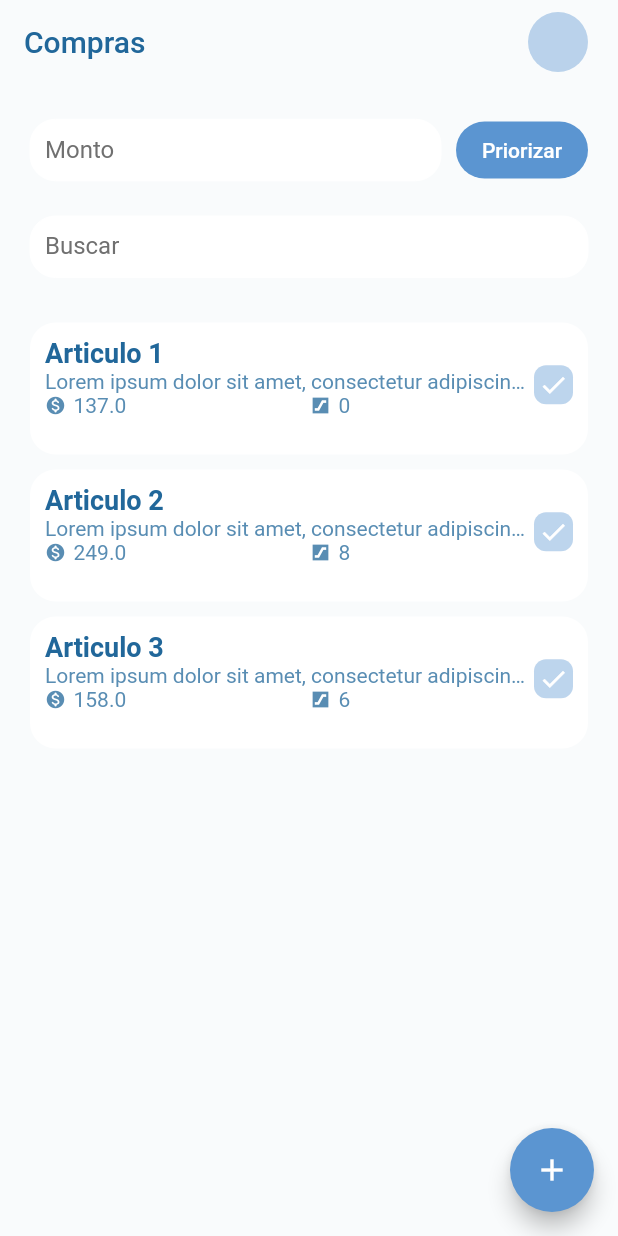
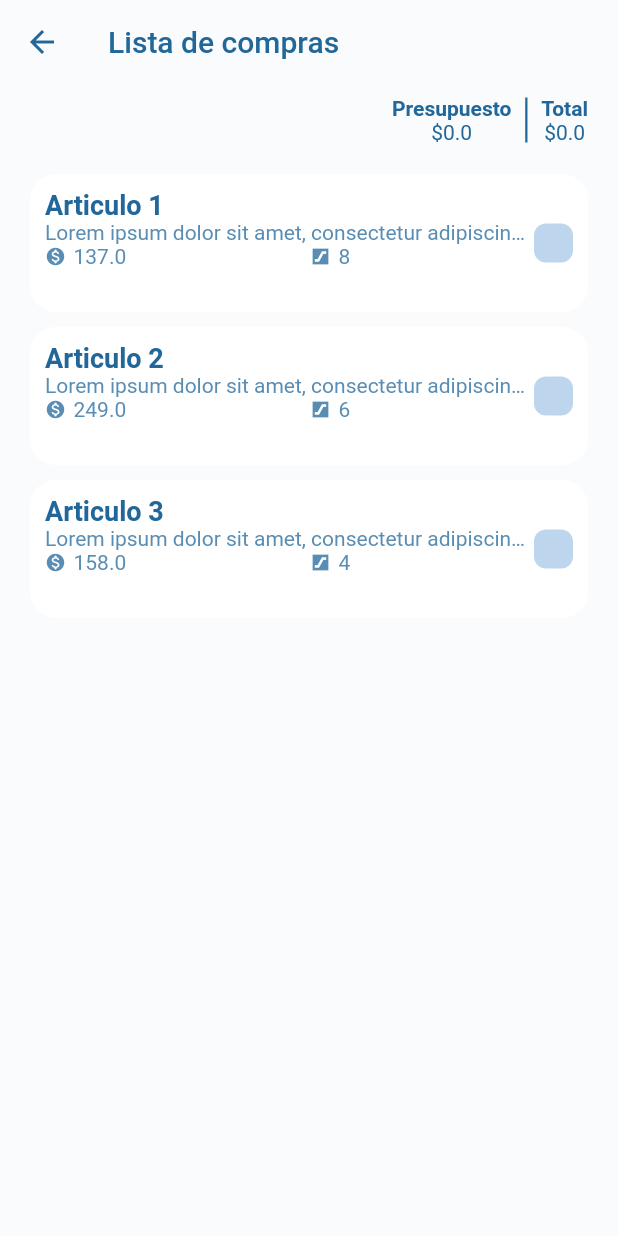
Before and after one commit to AngelDiazMera/priori-dev, a Flutter app: the screen it shows after launch, after a tap on "Priorizar", on a phone screen of 412 x 824 dp. Run offline on Flutter 3.47's test engine with Material 2 defaults, Android fonts, the phone set to English and light mode, and no system bars.

Commit message:
Pantalla de priorizacion agregada

```diff
--- a/lib/main.dart
+++ b/lib/main.dart
@@ -3,8 +3,8 @@ import 'package:flutter/material.dart';
 import 'package:priori_dev/src/pages/compras_page.dart';
 
 import 'package:priori_dev/src/colors/tema.dart';
-import 'package:priori_dev/src/pages/nuevo_articulo.dart';
-import 'package:priori_dev/src/providers/arguments.dart';
+// import 'package:priori_dev/src/pages/nuevo_articulo.dart';
+// import 'package:priori_dev/src/providers/arguments.dart';
 import 'package:priori_dev/src/routes/rutas.dart';
 
 void main() => runApp(MyApp());
@@ -25,16 +25,11 @@ class MyApp extends StatelessWidget {
       routes: getApplicationRoutes(), // Rutas de función externa
       onGenerateRoute: (RouteSettings settings) {
         // Pasar argumentos a la ruta /nuevo
-        if (settings.name == '/nuevo') {
-          final SaveArguments args = settings.arguments;
+        if (settings.name == '/nuevo') return getRutaNuevo(settings);
+        // argumentos a ruta de las compras priorizadas
+        if (settings.name == '/compras_priorizada')
+          return getRutaListaPriorizada(settings);
 
-          return MaterialPageRoute(
-              builder: (BuildContext context) => NuevoArticuloPage(
-                    compras: args.compras,
-                    callback: args.callback,
-                    articulo: args.articulo,
-                  ));
-        }
         // Si la ruta no es encontrada
         return MaterialPageRoute(
             builder: (BuildContext context) => ComprasPage());
--- a/lib/src/colors/colores.dart
+++ b/lib/src/colors/colores.dart
@@ -8,6 +8,7 @@ final _colores = <String, Color>{
   'avatar': Color.fromRGBO(91, 149, 209, 0.4),
   'inputBorder': Color.fromRGBO(220, 220, 220, 1),
   'inputLabel': Color.fromRGBO(112, 112, 112, 1),
+  'articuloSelec': Color.fromRGBO(237, 242, 245, 1)
 };
 
 Color getColor(String nombreColor) {
--- /dev/null
+++ b/lib/src/components/input_field.dart
@@ -0,0 +1,34 @@
+import 'package:flutter/material.dart';
+import 'package:priori_dev/src/colors/colores.dart';
+
+Widget crearInput(tipo, control) {
+  TextInputType _tipo =
+      tipo == 'numero' ? TextInputType.number : TextInputType.text;
+
+  return TextField(
+    controller:
+        control, // carga los datos definidos por el controlador. Recuerde que si es un artículo nuevo, se cargará una cadena vacía, pero si es un artículo para editar, cargará el dato correspondiente.
+
+    keyboardType: _tipo, // Define el tipo de caja de texto que se va a dibujar
+    decoration: InputDecoration(
+      contentPadding: EdgeInsets.symmetric(vertical: 11.0, horizontal: 10.0),
+      // Propiedades del borde
+      border: OutlineInputBorder(
+        borderRadius: BorderRadius.circular(17.0),
+      ),
+      focusedBorder: OutlineInputBorder(
+        borderRadius: BorderRadius.circular(17.0),
+        borderSide: BorderSide(color: getColor('inputBorder'), width: 1.5),
+      ),
+      enabledBorder: OutlineInputBorder(
+        borderRadius: BorderRadius.circular(17.0),
+        borderSide: BorderSide(color: Colors.white, width: 0),
+      ),
+      labelStyle: TextStyle(color: getColor('inputLabel')),
+      // Para el fondo
+      isDense: true,
+      filled: true,
+      fillColor: Colors.white,
+    ),
+  );
+}
--- a/lib/src/pages/compras_page.dart
+++ b/lib/src/pages/compras_page.dart
@@ -29,43 +29,7 @@ class _ComprasPageState extends State<ComprasPage> {
     // carga los datos de una función externa llamada getCompras
     _compras = getCompras();
     _artSelec = getCompras();
-    print(_artSelec);
   }
-
-  /*Nota: Una appbar personalizada puede ser de la siguiente forma
-  PreferredSize(
-    preferredSize: Size.fromHeight(100),
-    child: Stack(
-      fit: StackFit.expand,
-      children: <Widget>[
-        Container(color: getColor('fondo')),
-        Positioned.fill(
-          child: Align(
-            alignment: Alignment.centerLeft,
-            child: Container(
-                margin: EdgeInsets.only(left: 20),
-                child: Text(
-                  'Lista de compras',
-                  style: TextStyle(
-                      fontWeight: FontWeight.bold, fontSize: 20),
-                )),
-          ),
-        ),
-        Positioned.fill(
-          child: Align(
-            alignment: Alignment.centerRight,
-            child: Container(
-              margin: EdgeInsets.only(right: 20),
-              child: CircleAvatar(
-                backgroundColor: getColor('avatar'),
-              ),
-            ),
-          ),
-        )
-      ],
-    ),
-  ),
-),*/
 
   @override
   Widget build(BuildContext context) {
@@ -153,6 +117,7 @@ class _ComprasPageState extends State<ComprasPage> {
           if (tipo == 'monto') _monto = double.parse(valor);
           if (tipo == 'busqueda') _busqueda = valor;
         });
+        print(_monto);
       },
     );
   }
@@ -173,7 +138,13 @@ class _ComprasPageState extends State<ComprasPage> {
             elevation: 0,
             shape: StadiumBorder(),
             padding: EdgeInsets.symmetric(vertical: 11),
-            onPressed: () {}, // Acción del botón
+            onPressed: () {
+              Navigator.pushNamed(context, '/compras_priorizada',
+                  arguments: PrioritizedList(
+                      compras:
+                          _compras, // VA A SER MODIFICADO CON LA LISTA PRIORIZADAAAAA!!!!!!!
+                      monto: _monto));
+            }, // Acción del botón
           ),
         )
       ],
--- a/lib/src/pages/nuevo_articulo.dart
+++ b/lib/src/pages/nuevo_articulo.dart
@@ -1,6 +1,7 @@
 import 'package:flutter/material.dart';
 // Importa el mapa de colores definidio para la aplicación
 import 'package:priori_dev/src/colors/colores.dart';
+import 'package:priori_dev/src/components/input_field.dart';
 
 // Definición del callback realizado desde la instanciación de esta clase
 typedef callbackFunc = Map Function(Map);
@@ -82,15 +83,15 @@ class _NuevoArticuloPageState extends State<NuevoArticuloPage> {
     return <Widget>[
       _crearLabel('Nombre'),
       SizedBox(height: 15.0),
-      _crearInput('nombre', _nombreCtrl),
+      crearInput('texto', _nombreCtrl),
       SizedBox(height: 20.0),
       _crearLabel('Descicpción'),
       SizedBox(height: 15.0),
-      _crearInput('descripcion', _descCtrl),
+      crearInput('texto', _descCtrl),
       SizedBox(height: 20.0),
       _crearLabel('Precio'),
       SizedBox(height: 15.0),
-      _crearInput('precio', _precioCtrl),
+      crearInput('numero', _precioCtrl),
       SizedBox(height: 20.0),
       _crearLabel('Prioridad'),
       SizedBox(height: 15.0),
@@ -206,35 +207,4 @@ class _NuevoArticuloPageState extends State<NuevoArticuloPage> {
     return Text(texto,
         style: TextStyle(fontWeight: FontWeight.bold, fontSize: 14));
   }
-
-  // Crea los input o cajas de texto
-  Widget _crearInput(tipo, control) {
-    return TextField(
-      controller:
-          control, // carga los datos definidos por el controlador. Recuerde que si es un artículo nuevo, se cargará una cadena vacía, pero si es un artículo para editar, cargará el dato correspondiente.
-
-      keyboardType: // Define el tipo de caja de texto que se va a dibujar
-          tipo == 'precio' ? TextInputType.number : TextInputType.text,
-      decoration: InputDecoration(
-        contentPadding: EdgeInsets.symmetric(vertical: 11.0, horizontal: 10.0),
-        // Propiedades del borde
-        border: OutlineInputBorder(
-          borderRadius: BorderRadius.circular(17.0),
-        ),
-        focusedBorder: OutlineInputBorder(
-          borderRadius: BorderRadius.circular(17.0),
-          borderSide: BorderSide(color: getColor('inputBorder'), width: 1.5),
-        ),
-        enabledBorder: OutlineInputBorder(
-          borderRadius: BorderRadius.circular(17.0),
-          borderSide: BorderSide(color: Colors.white, width: 0),
-        ),
-        labelStyle: TextStyle(color: getColor('inputLabel')),
-        // Para el fondo
-        isDense: true,
-        filled: true,
-        fillColor: Colors.white,
-      ),
-    );
-  }
 }
--- /dev/null
+++ b/lib/src/pages/priori_page.dart
@@ -0,0 +1,192 @@
+import 'package:flutter/material.dart';
+import 'package:priori_dev/src/colors/colores.dart';
+
+// ignore: must_be_immutable
+class PrioriPage extends StatefulWidget {
+  Map<int, Map<String, dynamic>> compras;
+  double monto;
+  PrioriPage({Key key, @required this.compras, @required this.monto})
+      : super(key: key);
+
+  @override
+  _PrioriPageState createState() => _PrioriPageState();
+}
+
+class _PrioriPageState extends State<PrioriPage> {
+  final Map<int, Map<String, dynamic>> _listaCompras = {};
+  double _total = 00.0;
+
+  @override
+  Widget build(BuildContext context) {
+    return Container(
+      child: Scaffold(
+        appBar: _crearAppbar(),
+        body: ListView(
+          padding: EdgeInsets.all(20.0),
+          children: _crearContenido(),
+        ),
+      ),
+    );
+  }
+
+  List<Widget> _crearContenido() {
+    List<Widget> contenido = [];
+
+    widget.compras.forEach((key, articulo) {
+      contenido
+        ..add(
+          _crearArticulo(key, articulo),
+        )
+        ..add(SizedBox(height: 10.0));
+    });
+    return contenido;
+  }
+
+  Widget _crearArticulo(int key, Map<String, dynamic> articulo) {
+    bool esSeleccionado = _listaCompras.containsKey(key);
+    return GestureDetector(
+      onTap: () {
+        setState(() {
+          if (!esSeleccionado) {
+            _listaCompras[key] = articulo;
+            _total += _listaCompras[key]['precio'];
+          } else {
+            _total -= _listaCompras[key]['precio'];
+            _listaCompras.remove(key);
+          }
+        });
+      },
+      child: AnimatedContainer(
+        // Propiedades de la animación
+        duration: Duration(milliseconds: 350),
+        curve: Curves.fastOutSlowIn,
+        // Propiedades del contenedor
+        height: 92.0,
+        padding: EdgeInsets.all(10.0),
+        decoration: BoxDecoration(
+          borderRadius: BorderRadius.circular(17.0),
+          color: esSeleccionado ? getColor('articuloSelec') : Colors.white,
+        ),
+        // List view para que no exista error respecto al overflow
+        child: Row(
+          children: <Widget>[
+            Flexible(
+              child: Container(
+                margin: EdgeInsets.only(bottom: 10),
+                child: Column(
+                  children: [
+                    Align(
+                      alignment: Alignment.topLeft,
+                      child: Text(
+                        articulo['nombre'],
+                        style: TextStyle(
+                            fontSize: 18, fontWeight: FontWeight.bold),
+                      ),
+                    ),
+                    Align(
+                      alignment: Alignment.topLeft,
+                      child: Text(
+                        '${articulo['descripcion']}',
+                        style: TextStyle(
+                            fontSize: 14, color: getColor('articuloDesc')),
+                        overflow: TextOverflow.ellipsis,
+                      ),
+                    ),
+                    Row(
+                      children: <Widget>[
+                        Icon(Icons.monetization_on_rounded,
+                            size: 14, color: getColor('articuloDesc')),
+                        SizedBox(width: 5),
+                        Text('${articulo['precio']}',
+                            style: TextStyle(
+                                fontSize: 14, color: getColor('articuloDesc'))),
+                        Expanded(child: SizedBox()),
+                        Icon(Icons.escalator_sharp,
+                            size: 14, color: getColor('articuloDesc')),
+                        SizedBox(width: 5),
+                        Text('${articulo['prioridad']}',
+                            style: TextStyle(
+                                fontSize: 14, color: getColor('articuloDesc'))),
+                        Expanded(child: SizedBox()),
+                      ],
+                    )
+                  ],
+                ),
+              ),
+            ),
+            Align(
+              alignment: Alignment.centerRight,
+              child: _crearCheckbox(key, articulo, esSeleccionado),
+            )
+          ],
+        ),
+      ),
+    );
+  }
+
+  // Crea un checkbox personalizado
+  Widget _crearCheckbox(key, articulo, esSeleccionado) {
+    return Container(
+      decoration: BoxDecoration(
+        borderRadius: BorderRadius.circular(8),
+        color: getColor('avatar'),
+      ),
+      child: Padding(
+        padding: const EdgeInsets.all(3.0),
+        // Cuando la propiedad sea verdadera, dibuja una palomita, sino, un recuadro
+        child: esSeleccionado
+            ? Icon(
+                Icons.check,
+                size: 20.0,
+                color: Colors.white,
+              )
+            : Icon(
+                Icons.check_box_outline_blank,
+                size: 20.0,
+                color: Color.fromRGBO(255, 255, 255, 0),
+              ),
+      ),
+    );
+  }
+
+  Widget _contenedorHeader(String titulo, String texto) {
+    return Container(
+      child: Column(
+        children: <Widget>[
+          Text(titulo, style: TextStyle(fontWeight: FontWeight.bold)),
+          Align(alignment: Alignment.center, child: Text(texto))
+        ],
+      ),
+    );
+  }
+
+  Widget _crearAppbar() {
+    return AppBar(
+      backgroundColor: getColor('fondo'),
+      title: Text('Lista de compras'),
+      iconTheme: IconThemeData(color: getColor('texto')),
+      elevation: 0.0,
+      bottom: PreferredSize(
+        preferredSize: Size.fromHeight(40.0),
+        child: Container(
+          margin: EdgeInsets.symmetric(horizontal: 20.0),
+          child: Row(
+            children: <Widget>[
+              Expanded(child: SizedBox()),
+              _contenedorHeader('Presupuesto', '\$${widget.monto}'),
+              Container(
+                child: VerticalDivider(
+                  color: getColor('texto'),
+                  width: 20.0,
+                  thickness: 1.5,
+                ),
+                height: 30,
+              ),
+              _contenedorHeader('Total', '\$$_total'),
+            ],
+          ),
+        ),
+      ),
+    );
+  }
+}
--- a/lib/src/providers/arguments.dart
+++ b/lib/src/providers/arguments.dart
@@ -5,3 +5,10 @@ class SaveArguments {
 
   SaveArguments({this.compras, this.callback, this.articulo});
 }
+
+class PrioritizedList {
+  final Map compras;
+  final double monto;
+
+  PrioritizedList({this.compras, this.monto});
+}
--- a/lib/src/routes/rutas.dart
+++ b/lib/src/routes/rutas.dart
@@ -1,9 +1,32 @@
 import 'package:flutter/material.dart';
 import 'package:priori_dev/src/pages/compras_page.dart';
 import 'package:priori_dev/src/pages/nuevo_articulo.dart';
+import 'package:priori_dev/src/pages/priori_page.dart';
+import 'package:priori_dev/src/providers/arguments.dart';
 
 Map<String, WidgetBuilder> getApplicationRoutes() {
   return <String, WidgetBuilder>{
     '/': (BuildContext context) => ComprasPage(),
   };
 }
+
+MaterialPageRoute getRutaNuevo(settings) {
+  final SaveArguments args = settings.arguments;
+
+  return MaterialPageRoute(
+      builder: (BuildContext context) => NuevoArticuloPage(
+            compras: args.compras,
+            callback: args.callback,
+            articulo: args.articulo,
+          ));
+}
+
+MaterialPageRoute getRutaListaPriorizada(settings) {
+  final PrioritizedList args = settings.arguments;
+
+  return MaterialPageRoute(
+      builder: (BuildContext context) => PrioriPage(
+            compras: args.compras,
+            monto: args.monto,
+          ));
+}
--- a/lib/src/temp/compras.dart
+++ b/lib/src/temp/compras.dart
@@ -6,16 +6,16 @@ final _compras = <int, Map<String, dynamic>>{
   1: {
     'id': 1,
     'nombre': 'Articulo 1',
-    'prioridad': _rnd.nextInt(10),
+    'prioridad': _rnd.nextInt(9) + 1,
     'precio': _rnd.nextInt(300).toDouble(),
     'descripcion':
         'Lorem ipsum dolor sit amet, consectetur adipiscing elit, sed do eiusmod tempor incididunt ut labore et dolore magna aliqua.',
-    'seleccionado': true
+    'seleccionado': true // propiedad interna para uso
   },
   2: {
     'id': 2,
     'nombre': 'Articulo 2',
-    'prioridad': _rnd.nextInt(10),
+    'prioridad': _rnd.nextInt(9) + 1,
     'precio': _rnd.nextInt(300).toDouble(),
     'descripcion':
         'Lorem ipsum dolor sit amet, consectetur adipiscing elit, sed do eiusmod tempor incididunt ut labore et dolore magna aliqua.',
@@ -24,7 +24,7 @@ final _compras = <int, Map<String, dynamic>>{
   3: {
     'id': 3,
     'nombre': 'Articulo 3',
-    'prioridad': _rnd.nextInt(10),
+    'prioridad': _rnd.nextInt(9) + 1,
     'precio': _rnd.nextInt(300).toDouble(),
     'descripcion':
         'Lorem ipsum dolor sit amet, consectetur adipiscing elit, sed do eiusmod tempor incididunt ut labore et dolore magna aliqua.',
```
